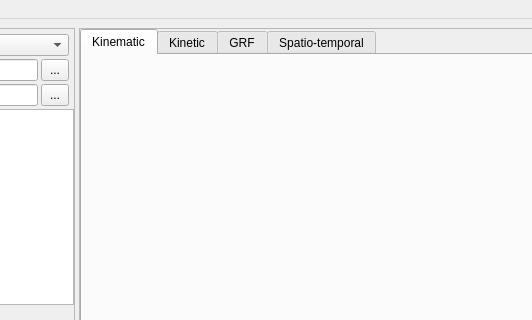
This is src/c3d_parser/view/qt/main_window.ui in tsalemink/C3D-parser as Qt 5 draws it before an edit; both pictures show x 192 to 724 and y 0 to 320 of the 1500 by 800 pixel window. The edited form follows.
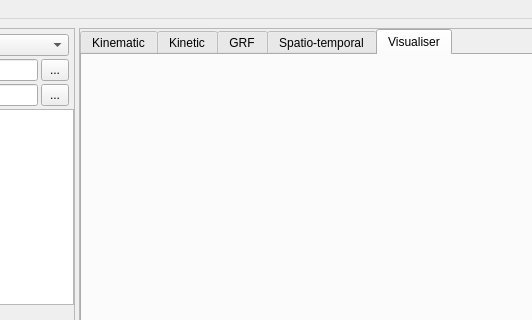
This is the edited form. The open tabs and pages were chosen to show the change. Icons and pictures are not drawn. Custom widgets are drawn as their Qt base class.

Commit message: Integrate model visualiser

```diff
--- a/src/c3d_parser/view/qt/main_window.ui
+++ b/src/c3d_parser/view/qt/main_window.ui
@@ -894,6 +894,12 @@
             </item>
            </layout>
           </widget>
+          <widget class="QWidget" name="tabVisualiser">
+           <attribute name="title">
+            <string>Visualiser</string>
+           </attribute>
+           <layout class="QVBoxLayout" name="verticalLayout_13"/>
+          </widget>
          </widget>
         </item>
         <item>
```
The commit also changes 3 other files.
